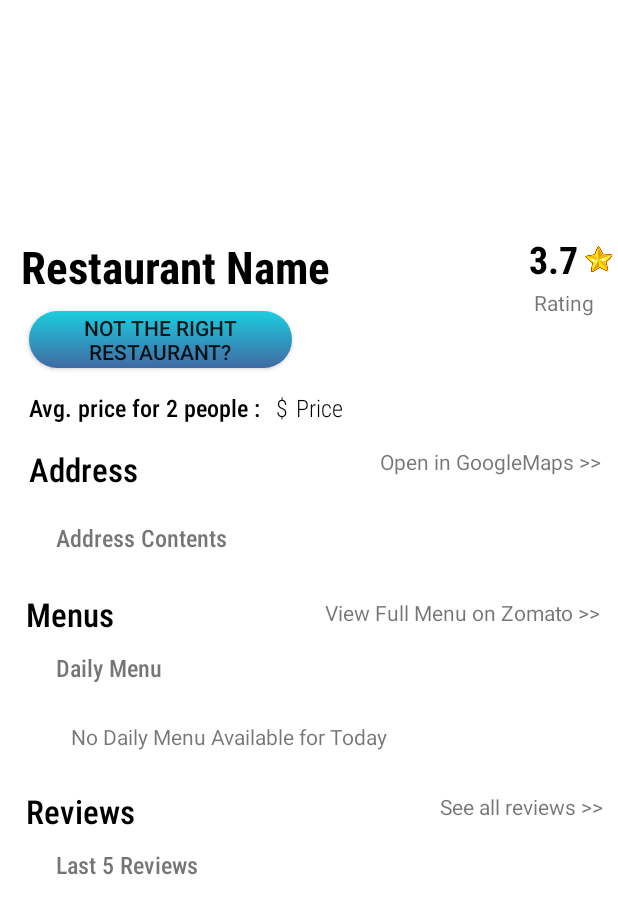
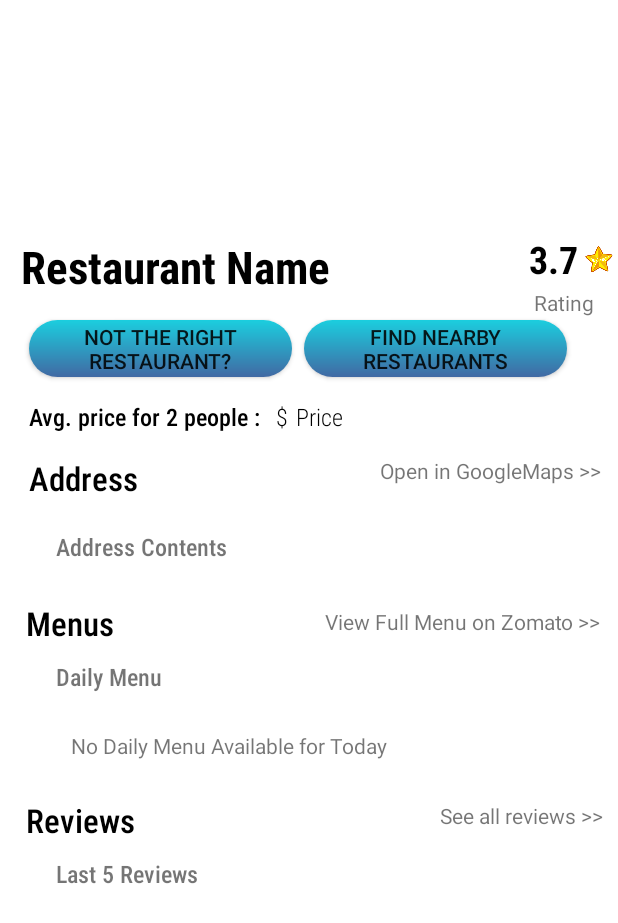
Before and after one commit to thaole25/mobile-computing, an Android app: the fragment OtherRestaurantResultFragment placed in its activity, on a phone screen of 412 x 824 dp. Shown: the top 923 px of the screen. Run offline under Robolectric (Android 15) with nearby library versions, the phone set to English and light mode, and no system bars; our stand-ins replace ButterKnife, Firebase (no records; nobody signed in at launch, a user with empty details on screens opened directly), navigation-ui; libraries missing offline, so code that uses them is left out: androidx.camera.core, id.zelory.compressor; 23 statements that could not run were skipped.

Commit message:
Adding btnNearbyRestaurant & change other button name

```diff
--- a/RestaurantRecognition/app/src/main/java/com/example/restaurantrecognition/ui/restaurantresult/OtherRestaurantResultFragment.java
+++ b/RestaurantRecognition/app/src/main/java/com/example/restaurantrecognition/ui/restaurantresult/OtherRestaurantResultFragment.java
@@ -154,7 +154,7 @@ public class OtherRestaurantResultFragment extends Fragment {
         normalMenu = root.findViewById(R.id.normalmenuText);
         currency = root.findViewById(R.id.currency);
         price = root.findViewById(R.id.priceContent);
-        button = root.findViewById(R.id.button);
+        button = root.findViewById(R.id.btnNotRightRestaurant);
 
         viewName.setText(restaurant.getName());
         viewAddress.setText(restaurant.getAddress());
--- a/RestaurantRecognition/app/src/main/java/com/example/restaurantrecognition/ui/restaurantresult/RestaurantResultFragment.java
+++ b/RestaurantRecognition/app/src/main/java/com/example/restaurantrecognition/ui/restaurantresult/RestaurantResultFragment.java
@@ -195,7 +195,7 @@ public class RestaurantResultFragment extends Fragment {
         normalMenu = root.findViewById(R.id.normalmenuText);
         currency = root.findViewById(R.id.currency);
         price = root.findViewById(R.id.priceContent);
-        button = root.findViewById(R.id.button);
+        button = root.findViewById(R.id.btnNotRightRestaurant);
 
         viewName.setText(restaurant.getName());
         viewAddress.setText(restaurant.getAddress());
--- a/RestaurantRecognition/app/src/main/res/layout/restaurant_information.xml
+++ b/RestaurantRecognition/app/src/main/res/layout/restaurant_information.xml
@@ -123,7 +123,7 @@
                 android:id="@+id/priceText"
                 android:layout_width="wrap_content"
                 android:layout_height="wrap_content"
-                android:layout_below="@+id/button"
+                android:layout_below="@+id/btnNotRightRestaurant"
                 android:layout_alignParentStart="true"
                 android:layout_alignParentLeft="true"
                 android:layout_marginStart="19dp"
@@ -139,7 +139,7 @@
                 android:id="@+id/currency"
                 android:layout_width="wrap_content"
                 android:layout_height="wrap_content"
-                android:layout_below="@+id/button"
+                android:layout_below="@+id/btnNotRightRestaurant"
                 android:layout_toRightOf="@id/priceText"
                 android:layout_marginTop="15dp"
                 android:layout_marginLeft="10dp"
@@ -152,7 +152,7 @@
                 android:id="@+id/priceContent"
                 android:layout_width="wrap_content"
                 android:layout_height="wrap_content"
-                android:layout_below="@+id/button"
+                android:layout_below="@+id/btnNotRightRestaurant"
                 android:layout_toRightOf="@id/currency"
                 android:layout_marginTop="15dp"
                 android:layout_marginLeft="5dp"
@@ -257,15 +257,26 @@
                 android:text="View Full Menu on Zomato >>" />
 
             <Button
-                android:id="@+id/button"
+                android:id="@+id/btnNotRightRestaurant"
                 android:layout_width="175dp"
                 android:layout_height="38dp"
                 android:layout_below="@+id/restaurantName"
                 android:layout_alignParentStart="true"
                 android:layout_marginStart="19dp"
-                android:layout_marginTop="9dp"
+                android:layout_marginTop="15dp"
                 android:background="@drawable/button_template"
                 android:text="not the right restaurant?" />
+
+            <Button
+                android:id="@+id/btnNearbyRestaurant"
+                android:layout_width="175dp"
+                android:layout_height="38dp"
+                android:layout_below="@+id/restaurantName"
+                android:layout_toRightOf="@+id/btnNotRightRestaurant"
+                android:layout_marginStart="8dp"
+                android:layout_marginTop="15dp"
+                android:background="@drawable/button_template"
+                android:text="find nearby restaurants" />
 
 
 
```
